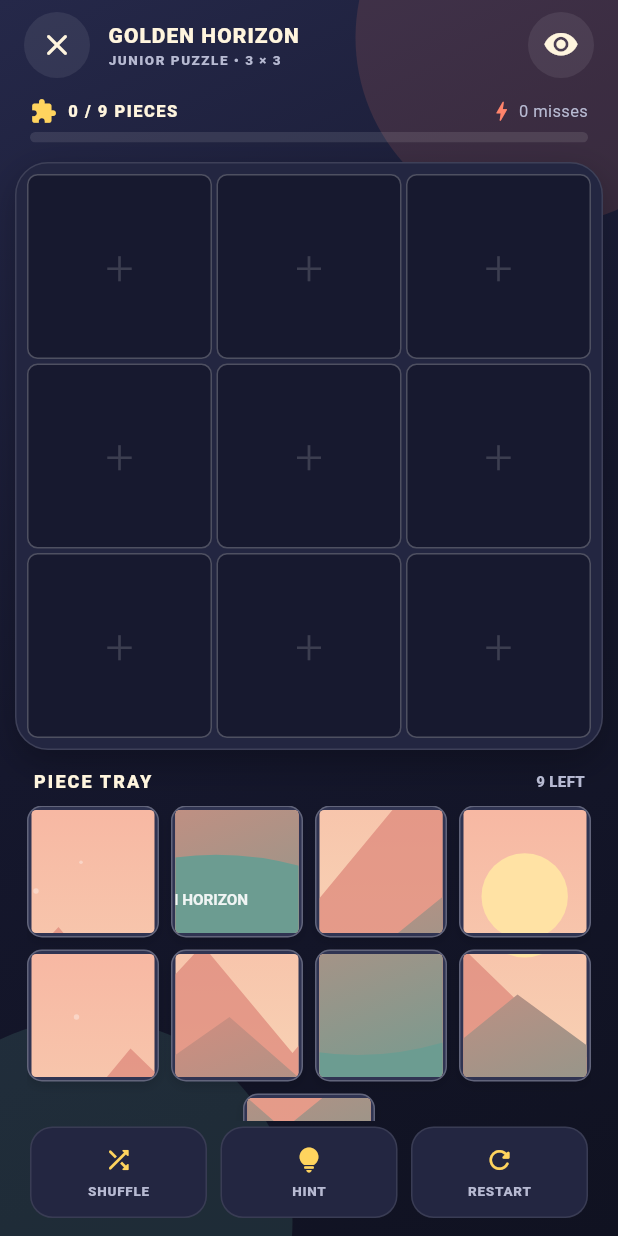
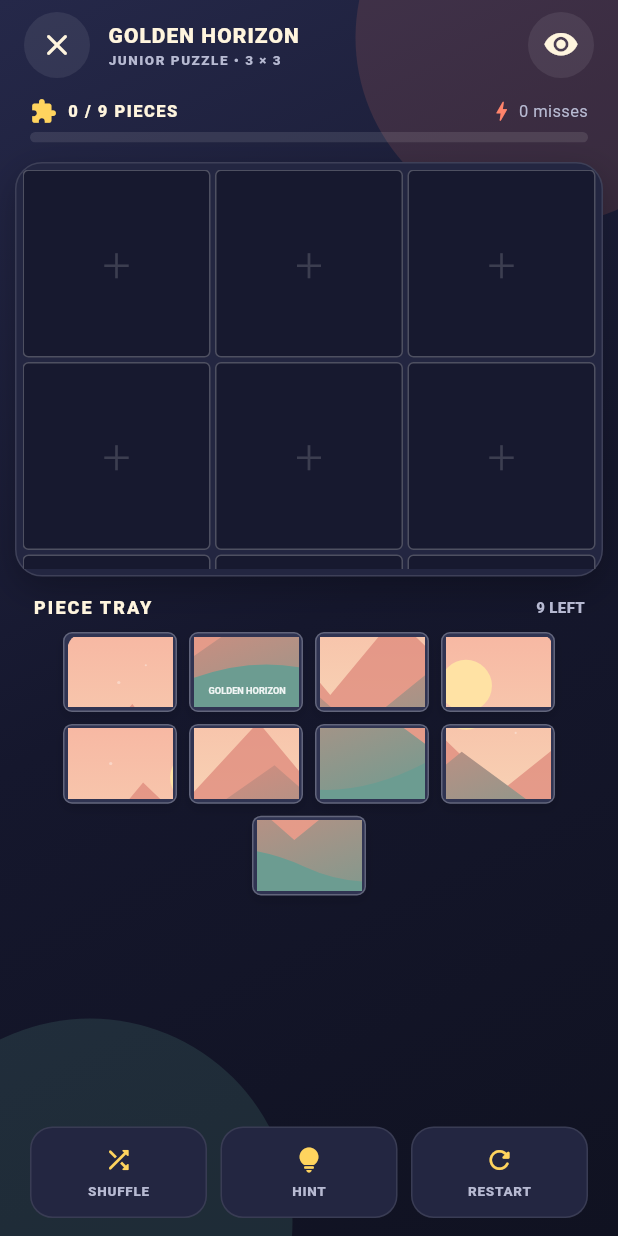
Before and after one commit to gdfreelancer/jigsaw-puzzle, a Flutter app: the PlayScreen screen opened directly, on a phone screen of 412 x 824 dp. Run offline on Flutter 3.47's test engine with Material 3 defaults, Android fonts, the phone set to English and light mode, and no system bars; our stand-ins replace flutter_svg.

Commit message:
Preserve artwork aspect ratio in image-slice puzzle board

```diff
--- a/lib/main.dart
+++ b/lib/main.dart
@@ -246,8 +246,18 @@ class _PlayScreenState extends State<PlayScreen> {
   }
   @override Widget build(BuildContext context)=>Scaffold(body:GameBackground(child:LayoutBuilder(builder:(context,constraints){
     final screenW=constraints.maxWidth;
-    final boardSide=min(screenW-36,390.0);
-    final tileSide=boardSide/widget.grid;
+    // Keep the artwork's real proportions: the current SVG collection uses a
+    // 600 × 420 viewBox, while this helper also supports portrait/square art.
+    final aspectRatio=artAspectRatio(widget.file);
+    final maxBoardHeight=min(constraints.maxHeight*.46,430.0);
+    final desiredBoardWidth=min(screenW-20,420.0);
+    final boardHeight=min(desiredBoardWidth/aspectRatio,maxBoardHeight);
+    final boardWidth=boardHeight*aspectRatio;
+    const boardGap=3.0;
+    final tileWidth=(boardWidth-8-(widget.grid-1)*boardGap)/widget.grid;
+    final tileHeight=(boardHeight-8-(widget.grid-1)*boardGap)/widget.grid;
+    final trayPieceWidth=min(tileWidth-4,76.0);
+    final trayPieceHeight=trayPieceWidth/aspectRatio;
     final remaining=tray.where((i)=>!placed.contains(i)).toList();
     return Column(children:[
       Padding(padding:const EdgeInsets.fromLTRB(16,8,16,8),child:Row(children:[
@@ -297,14 +307,56 @@ class _PlayScreenState extends State<PlayScreen> {
       ])),
       Padding(padding:const EdgeInsets.symmetric(horizontal:20),child:ClipRRect(borderRadius:BorderRadius.circular(10),child:LinearProgressIndicator(value:placed.length/(widget.grid*widget.grid),minHeight:7,backgroundColor:Colors.white10,color:mint))),
       const SizedBox(height:13),
-      Container(padding:const EdgeInsets.all(7),decoration:BoxDecoration(color:panel,borderRadius:BorderRadius.circular(22),border:Border.all(color:Colors.white12),boxShadow:const [BoxShadow(color:Colors.black26,blurRadius:20,offset:Offset(0,8))]),child:SizedBox(width:boardSide,height:boardSide,child:GridView.builder(
-        physics:const NeverScrollableScrollPhysics(),padding:EdgeInsets.zero,gridDelegate:SliverGridDelegateWithFixedCrossAxisCount(crossAxisCount:widget.grid,crossAxisSpacing:3,mainAxisSpacing:3),itemCount:widget.grid*widget.grid,
-        itemBuilder:(ctx,index)=>DragTarget<int>(
-          onWillAcceptWithDetails:(details)=>true,
-          onAcceptWithDetails:(details)=>_drop(details.data,index),
-          builder:(ctx,candidates,rejects)=>AnimatedContainer(duration:const Duration(milliseconds:180),decoration:BoxDecoration(color:placed.contains(index)?Colors.transparent:const Color(0xFF17192F),borderRadius:BorderRadius.circular(widget.grid==3?7:4),border:Border.all(color:candidates.isNotEmpty?yellow:(placed.contains(index)?mint.withOpacity(.7):Colors.white24),width:candidates.isNotEmpty?2:1)),child:placed.contains(index)?ArtSlice(file:widget.file,index:index,grid:widget.grid,size:tileSide):Center(child:candidates.isNotEmpty?const Icon(Icons.add_rounded,color:yellow,size:22):Text('＋',style:TextStyle(color:Colors.white.withOpacity(.16),fontSize:widget.grid==3?22:15,fontWeight:FontWeight.w300)))),
+      Padding(
+        padding: const EdgeInsets.symmetric(horizontal: 10),
+        child: Center(
+          child: Container(
+            padding: const EdgeInsets.all(4),
+            decoration: BoxDecoration(
+              color: panel,
+              borderRadius: BorderRadius.circular(18),
+              border: Border.all(color: Colors.white12),
+              boxShadow: const [BoxShadow(color: Colors.black26, blurRadius: 20, offset: Offset(0, 8))],
+            ),
+            child: SizedBox(
+              width: boardWidth - 8,
+              height: boardHeight - 8,
+              child: GridView.builder(
+                physics: const NeverScrollableScrollPhysics(),
+                padding: EdgeInsets.zero,
+                gridDelegate: SliverGridDelegateWithFixedCrossAxisCount(
+                  crossAxisCount: widget.grid,
+                  crossAxisSpacing: boardGap,
+                  mainAxisSpacing: boardGap,
+                ),
+                itemCount: widget.grid * widget.grid,
+                itemBuilder: (ctx, index) => DragTarget<int>(
+                  onWillAcceptWithDetails: (details) => !placed.contains(index),
+                  onAcceptWithDetails: (details) => _drop(details.data, index),
+                  builder: (ctx, candidates, rejects) => AnimatedContainer(
+                    duration: const Duration(milliseconds: 180),
+                    decoration: BoxDecoration(
+                      color: placed.contains(index) ? Colors.transparent : const Color(0xFF17192F),
+                      borderRadius: BorderRadius.circular(widget.grid == 3 ? 4 : 2),
+                      border: Border.all(
+                        color: candidates.isNotEmpty ? yellow : (placed.contains(index) ? mint.withOpacity(.7) : Colors.white24),
+                        width: candidates.isNotEmpty ? 2 : 1,
+                      ),
+                    ),
+                    child: placed.contains(index)
+                        ? ArtSlice(file: widget.file, index: index, grid: widget.grid, width: tileWidth, height: tileHeight)
+                        : Center(
+                            child: candidates.isNotEmpty
+                                ? const Icon(Icons.add_rounded, color: yellow, size: 22)
+                                : Text('＋', style: TextStyle(color: Colors.white.withOpacity(.16), fontSize: widget.grid == 3 ? 22 : 15, fontWeight: FontWeight.w300)),
+                          ),
+                  ),
+                ),
+              ),
+            ),
+          ),
         ),
-      ))),
+      ),
       const SizedBox(height:12),
       Padding(padding:const EdgeInsets.symmetric(horizontal:22),child:Row(children:[
         const Text('PIECE TRAY',style:TextStyle(color:cream,fontSize:12,fontWeight:FontWeight.w900,letterSpacing:1.4)),
@@ -312,10 +364,22 @@ class _PlayScreenState extends State<PlayScreen> {
       ])),
       const SizedBox(height:8),
       Expanded(child:Padding(padding:const EdgeInsets.symmetric(horizontal:16),child:remaining.isEmpty?const Center(child:Text('Amazing! Artwork restored!',style:TextStyle(color:mint,fontWeight:FontWeight.w900))):SingleChildScrollView(child:Wrap(alignment:WrapAlignment.center,spacing:8,runSpacing:8,children:remaining.map((piece)=>Draggable<int>(
-        data:piece,
-        feedback:Material(color:Colors.transparent,child:Container(width:tileSide+8,height:tileSide+8,padding:const EdgeInsets.all(2),decoration:BoxDecoration(color:yellow,borderRadius:BorderRadius.circular(10),boxShadow:const [BoxShadow(color:Colors.black45,blurRadius:15)]),child:ArtSlice(file:widget.file,index:piece,grid:widget.grid,size:tileSide+4))),
-        childWhenDragging:Opacity(opacity:.15,child:_TrayPiece(file:widget.file,index:piece,grid:widget.grid,size:min(tileSide-2,widget.grid==3?88.0:70.0))),
-        child:_TrayPiece(file:widget.file,index:piece,grid:widget.grid,size:min(tileSide-2,widget.grid==3?88.0:70.0)),
+        data: piece,
+        feedback: Material(
+          color: Colors.transparent,
+          child: Container(
+            width: trayPieceWidth + 8,
+            height: trayPieceHeight + 8,
+            padding: const EdgeInsets.all(2),
+            decoration: BoxDecoration(color: yellow, borderRadius: BorderRadius.circular(6), boxShadow: const [BoxShadow(color: Colors.black45, blurRadius: 15)]),
+            child: ArtSlice(file: widget.file, index: piece, grid: widget.grid, width: trayPieceWidth + 4, height: trayPieceHeight + 4),
+          ),
+        ),
+        childWhenDragging: Opacity(
+          opacity: .15,
+          child: _TrayPiece(file: widget.file, index: piece, grid: widget.grid, width: trayPieceWidth, height: trayPieceHeight),
+        ),
+        child: _TrayPiece(file: widget.file, index: piece, grid: widget.grid, width: trayPieceWidth, height: trayPieceHeight),
       )).toList())))),
       Padding(padding:const EdgeInsets.fromLTRB(20,4,20,12),child:Row(children:[
         Expanded(child:_ToolButton(icon:Icons.shuffle_rounded,label:'SHUFFLE',onTap:()=>setState(()=>tray.shuffle(Random())))),
@@ -329,20 +393,74 @@ class _PlayScreenState extends State<PlayScreen> {
   })));
 }
 
+double artAspectRatio(String file) {
+  // Ratios are read from each artwork's SVG viewBox. All bundled artwork is
+  // currently 600 × 420; keep the mapping explicit for future portrait/square art.
+  const ratios = <String, double>{
+    'sunrise.svg': 600 / 420,
+    'forest.svg': 600 / 420,
+    'coast.svg': 600 / 420,
+    'desert.svg': 600 / 420,
+    'meadow.svg': 600 / 420,
+    'mountains.svg': 600 / 420,
+    'autumn.svg': 600 / 420,
+    'night.svg': 600 / 420,
+  };
+  return ratios[file] ?? 1.0;
+}
+
 class ArtSlice extends StatelessWidget {
-  final String file;final int index,grid;final double size;
-  const ArtSlice({super.key,required this.file,required this.index,required this.grid,required this.size});
-  @override Widget build(BuildContext context){
-    final row=index~/grid,col=index%grid,full=size*grid;
-    return ClipRRect(borderRadius:BorderRadius.circular(3),child:SizedBox(width:size,height:size,child:Stack(clipBehavior:Clip.hardEdge,children:[
-      Positioned(left:-col*size,top:-row*size,width:full,height:full,child:Art(file,w:full,h:full,radius:BorderRadius.zero)),
-    ])));
+  final String file;
+  final int index, grid;
+  final double width, height;
+  const ArtSlice({super.key, required this.file, required this.index, required this.grid, required this.width, required this.height});
+
+  @override
+  Widget build(BuildContext context) {
+    final row = index ~/ grid;
+    final col = index % grid;
+    final fullWidth = width * grid;
+    final fullHeight = height * grid;
+    return ClipRect(
+      child: SizedBox(
+        width: width,
+        height: height,
+        child: Stack(
+          clipBehavior: Clip.hardEdge,
+          children: [
+            Positioned(
+              left: -col * width,
+              top: -row * height,
+              width: fullWidth,
+              height: fullHeight,
+              child: Art(file, w: fullWidth, h: fullHeight, radius: BorderRadius.zero),
+            ),
+          ],
+        ),
+      ),
+    );
   }
 }
+
 class _TrayPiece extends StatelessWidget {
-  final String file;final int index,grid;final double size;
-  const _TrayPiece({required this.file,required this.index,required this.grid,required this.size});
-  @override Widget build(BuildContext context)=>Container(width:size,height:size,padding:const EdgeInsets.all(2),decoration:BoxDecoration(color:panelLight,borderRadius:BorderRadius.circular(10),border:Border.all(color:Colors.white24),boxShadow:const [BoxShadow(color:Colors.black12,blurRadius:5,offset:Offset(0,3))]),child:ArtSlice(file:file,index:index,grid:grid,size:size-4));
+  final String file;
+  final int index, grid;
+  final double width, height;
+  const _TrayPiece({required this.file, required this.index, required this.grid, required this.width, required this.height});
+
+  @override
+  Widget build(BuildContext context) => Container(
+    width: width,
+    height: height,
+    padding: const EdgeInsets.all(2),
+    decoration: BoxDecoration(
+      color: panelLight,
+      borderRadius: BorderRadius.circular(6),
+      border: Border.all(color: Colors.white24),
+      boxShadow: const [BoxShadow(color: Colors.black12, blurRadius: 5, offset: Offset(0, 3))],
+    ),
+    child: ArtSlice(file: file, index: index, grid: grid, width: width - 4, height: height - 4),
+  );
 }
 class _ToolButton extends StatelessWidget {
   final IconData icon;final String label;final VoidCallback onTap;
```
